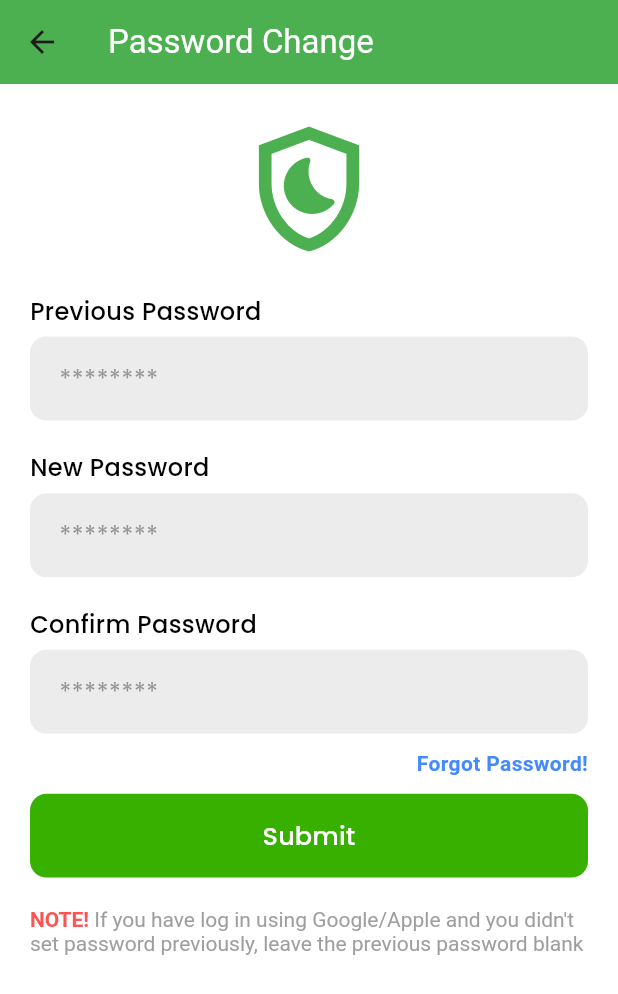
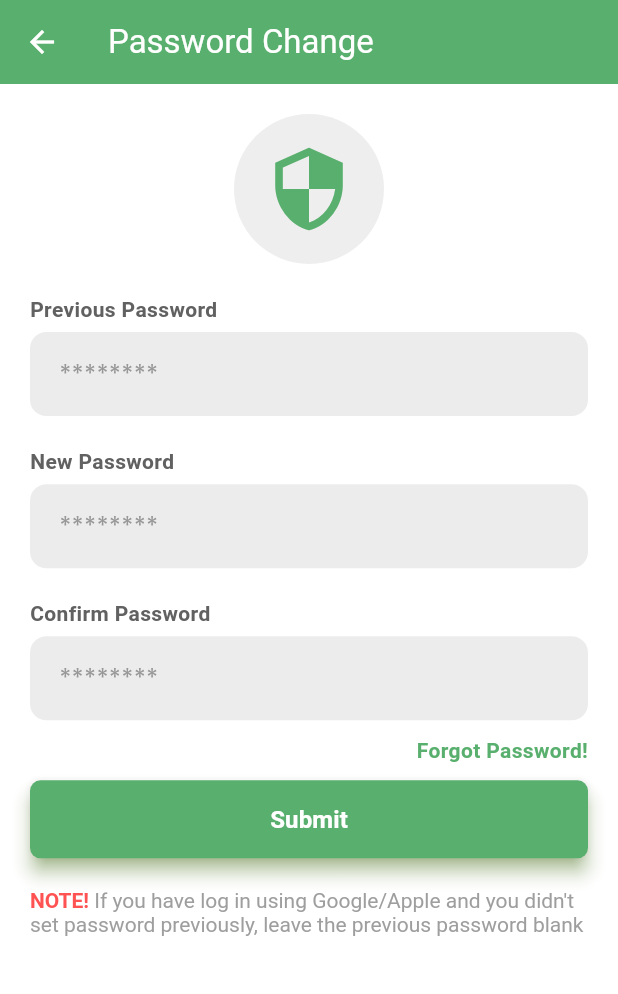
Before and after one commit to IkramKhan-DevOps/seedswild_mobile, a Flutter app: the PasswordChangeScreen screen opened by its route, on a phone screen of 412 x 824 dp. Shown: the top 994 px of the screen. Run offline on Flutter 3.47's test engine with Material 3 defaults, Android fonts, the light colour scheme and no system bars; our stand-ins replace another_flushbar, cached_network_image, carousel_slider, flutter_rating_bar, flutter_svg, google_fonts and 2 more; accounts and stored records are empty; network calls fail.

Commit message:
UPDATES: design

```diff
--- a/lib/services/cart/cart_screen.dart
+++ b/lib/services/cart/cart_screen.dart
@@ -1,4 +1,5 @@
 import 'package:seedswild/core/app_export.dart';
+import 'package:seedswild/core/constants/colors.dart';
 import 'package:seedswild/utils/components/custom_button.dart';
 import 'package:seedswild/widgets/buttons.dart';
 import 'package:seedswild/widgets/empty.dart';
@@ -16,11 +17,11 @@ class CartScreen extends StatelessWidget {
     Provider.of<CartProvider>(context, listen: false).calculate();
 
     return Scaffold(
-      backgroundColor: ColorConstant.whiteA700,
+      backgroundColor: SeedsColor.background,
 
       // BAR
       appBar: AppBar(
-        backgroundColor: Colors.green,
+        backgroundColor: SeedsColor.primary,
         title: Text("Cart", style: TextStyle(color: Colors.white)),
         centerTitle: true,
       ),
--- a/lib/services/home/home_screen.dart
+++ b/lib/services/home/home_screen.dart
@@ -70,8 +70,8 @@ class _HomeScreenState extends State<HomeScreen> {
             } else if (snapshot.hasError) {
               return Center(child: Text("Error loading user data"));
             } else {
+
               var data = Provider.of<HomeProvider>(context).homeModel;
-
               return Padding(
                 padding: const EdgeInsets.all(14.0),
                 child: CustomScrollView(
@@ -85,7 +85,6 @@ class _HomeScreenState extends State<HomeScreen> {
 
                         Sales(
                           saleName: "C a t e g o r i e s",
-                          buttonTextName: 'See All',
                           onTap: () {},
                         ),
                         SizedBox(height: 20),
@@ -101,7 +100,6 @@ class _HomeScreenState extends State<HomeScreen> {
                             Navigator.pushNamed(
                                 context, AppRoutes.productsScreen);
                           },
-                          buttonTextName: 'See All',
                         ),
                         SizedBox(height: 10),
                         ProductCardList(
@@ -113,7 +111,6 @@ class _HomeScreenState extends State<HomeScreen> {
                         // TOP SALES
                         Sales(
                           saleName: 'T o p  R a t e d',
-                          buttonTextName: 'See All',
                           onTap: () {
                             Navigator.pushNamed(
                                 context, AppRoutes.productsScreen);
@@ -128,7 +125,6 @@ class _HomeScreenState extends State<HomeScreen> {
                         // TOP SALES
                         Sales(
                           saleName: 'M o s t  S a l e s',
-                          buttonTextName: 'See All',
                           onTap: () {
                             Navigator.pushNamed(
                                 context, AppRoutes.productsScreen);
--- a/lib/services/home/widgets/category_widgets.dart
+++ b/lib/services/home/widgets/category_widgets.dart
@@ -1,3 +1,4 @@
+import 'package:google_fonts/google_fonts.dart';
 import 'package:seedswild/core/app_export.dart';
 import 'package:seedswild/core/constants/colors.dart';
 import 'package:seedswild/data_layer/models/home_products_model.dart';
@@ -23,6 +24,7 @@ class CategoryCardList extends StatelessWidget {
               shrinkWrap: true,
               scrollDirection: Axis.horizontal,
               itemCount: categoryList.length ?? 0,
+              itemExtent: 80,
               itemBuilder: (context, index) {
                 dynamic category = categoryList[index];
                 if (category != null) {
@@ -94,7 +96,7 @@ class CategoryCardItem extends StatelessWidget {
           ),
           const SizedBox(height: 14),
           const SizedBox(height: 6),
-          Text(name),
+          Text(name, maxLines: 1, style: GoogleFonts.aBeeZee(fontSize: 12), overflow: TextOverflow.ellipsis),
         ],
       ),
     );
--- a/lib/services/home/widgets/product widget/banner.dart
+++ b/lib/services/home/widgets/product widget/banner.dart
@@ -7,11 +7,9 @@ class Sales extends StatelessWidget {
     Key? key,
     required this.saleName,
     required this.onTap,
-    required this.buttonTextName,
   }) : super(key: key);
 
   final String saleName;
-  final String buttonTextName;
   final VoidCallback onTap;
 
   @override
--- a/lib/services/products/products_screen.dart
+++ b/lib/services/products/products_screen.dart
@@ -18,7 +18,8 @@ class ProductsScreen extends StatelessWidget {
   Widget build(BuildContext context) {
     return Scaffold(
       backgroundColor: SeedsColor.background,
-      body: Padding(
+      body: SafeArea(
+        child: Padding(
           padding: EdgeInsets.all(20),
           child: FutureBuilder(
             future:
@@ -45,7 +46,7 @@ class ProductsScreen extends StatelessWidget {
                       focusNode: FocusNode(),
                       hintText: "Search Products",
                       prefix: Container(
-                      margin: getMargin(all: 16),
+                        margin: EdgeInsets.only(left: 5, right: 5),
                         child: InkWell(
                           onTap: () {
                             showModalBottomSheet(
@@ -117,6 +118,7 @@ class ProductsScreen extends StatelessWidget {
             },
           ),
         ),
+      ),
     );
   }
 }
--- a/lib/services/products/widgets/products_category_widgets.dart
+++ b/lib/services/products/widgets/products_category_widgets.dart
@@ -1,4 +1,4 @@
-import 'package:seedswild/core/constants/colors.dart';
+import 'package:google_fonts/google_fonts.dart';
 import 'package:seedswild/services/products/provider/products_provider.dart';
 import 'package:flutter/material.dart';
 import 'package:provider/provider.dart';
@@ -17,6 +17,7 @@ class ProductCategoryCardList extends StatelessWidget {
         children: [
           Expanded(
             child: ListView.builder(
+              itemExtent: 80,
               shrinkWrap: true,
               scrollDirection: Axis.horizontal,
               itemCount: categoryList.length ?? 0,
@@ -87,9 +88,8 @@ class ProductCategoryCardItem extends StatelessWidget {
               ),
             ),
           ),
-          const SizedBox(height: 14),
           const SizedBox(height: 6),
-          Text(name),
+          Text(name, style: GoogleFonts.aBeeZee(), overflow: TextOverflow.ellipsis),
         ],
       ),
     );
--- a/lib/services/settings/password_change_screen.dart
+++ b/lib/services/settings/password_change_screen.dart
@@ -1,3 +1,4 @@
+import 'package:google_fonts/google_fonts.dart';
 import 'package:seedswild/core/app_export.dart';
 import 'package:seedswild/services/settings/statemanagement/password_change_provider.dart';
 import 'package:seedswild/utils/components/custom_button.dart';
@@ -5,14 +6,14 @@ import 'package:seedswild/utils/components/custom_text_form_field.dart';
 import 'package:flutter/material.dart';
 import 'package:provider/provider.dart';
 
+import '../../core/constants/colors.dart';
+
 class PasswordChangeScreen extends StatefulWidget {
-
   @override
   State<PasswordChangeScreen> createState() => _PasswordChangeScreenState();
 }
 
 class _PasswordChangeScreenState extends State<PasswordChangeScreen> {
-
   TextEditingController previousPasswordController = TextEditingController();
   TextEditingController newPasswordController = TextEditingController();
   TextEditingController confirmPasswordController = TextEditingController();
@@ -43,8 +44,15 @@ class _PasswordChangeScreenState extends State<PasswordChangeScreen> {
       //app bar
       appBar: AppBar(
         title: Text("Password Change", style: TextStyle(color: Colors.white)),
-        backgroundColor: Colors.green,
+        backgroundColor: SeedsColor.primary,
         elevation: 0,
+        leading: InkWell(
+          onTap: () => Navigator.pop(context),
+          child: Icon(
+            Icons.arrow_back,
+            color: Colors.white,
+          ),
+        ),
       ),
 
       //body
@@ -55,16 +63,31 @@ class _PasswordChangeScreenState extends State<PasswordChangeScreen> {
 
           // FIELDS
           children: [
-
-            Center(
-              child: Icon(
-                Icons.shield_moon_outlined, size: 100, color: Colors.green,
+            Align(
+              alignment: Alignment.center,
+              child: Container(
+                padding: EdgeInsets.all(20),
+                decoration: BoxDecoration(
+                  color: Colors.grey[200],
+                  borderRadius: BorderRadius.circular(70),
+                ),
+                child: Icon(
+                  Icons.security,
+                  size: 60,
+                  color: SeedsColor.primary,
+                ),
               ),
             ),
             SizedBox(height: 20),
 
             //previous password
-            Text("Previous Password", style: AppStyle.txtPoppinsMedium15),
+            Text(
+              "Previous Password",
+              style: GoogleFonts.aBeeZee(
+                fontWeight: FontWeight.bold,
+                color: Colors.grey[700],
+              ),
+            ),
             CustomTextFormField(
               controller: previousPasswordController,
               focusNode: previousPasswordNode,
@@ -75,7 +98,13 @@ class _PasswordChangeScreenState extends State<PasswordChangeScreen> {
             SizedBox(height: 20),
 
             //previous password
-            Text("New Password", style: AppStyle.txtPoppinsMedium15),
+            Text(
+              "New Password",
+              style: GoogleFonts.aBeeZee(
+                fontWeight: FontWeight.bold,
+                color: Colors.grey[700],
+              ),
+            ),
             CustomTextFormField(
               controller: newPasswordController,
               focusNode: newPasswordNode,
@@ -86,7 +115,13 @@ class _PasswordChangeScreenState extends State<PasswordChangeScreen> {
             SizedBox(height: 20),
 
             //previous password
-            Text("Confirm Password", style: AppStyle.txtPoppinsMedium15),
+            Text(
+              "Confirm Password",
+              style: GoogleFonts.aBeeZee(
+                fontWeight: FontWeight.bold,
+                color: Colors.grey[700],
+              ),
+            ),
             CustomTextFormField(
               controller: confirmPasswordController,
               focusNode: confirmPasswordNode,
@@ -108,19 +143,25 @@ class _PasswordChangeScreenState extends State<PasswordChangeScreen> {
                   "Forgot Password!",
                   overflow: TextOverflow.ellipsis,
                   textAlign: TextAlign.left,
-                  style: TextStyle(
-                    color: Colors.blueAccent,
-                    fontWeight: FontWeight.w600
-                  ),
+                  style: GoogleFonts.aBeeZee(
+                      color: SeedsColor.primary, fontWeight: FontWeight.w600),
                 ),
               ),
             ),
             SizedBox(height: 10),
 
-            CustomButton(
-              height: getVerticalSize(52),
-              text: "Submit",
-              onTap: (){
+            ElevatedButton(
+              style: ElevatedButton.styleFrom(
+                backgroundColor: SeedsColor.primary,
+                foregroundColor: Colors.white,
+                elevation: 5,
+                shape: RoundedRectangleBorder(
+                  borderRadius: BorderRadius.circular(7),
+                ),
+                shadowColor: Colors.lightGreen,
+                minimumSize: Size(double.infinity, 52),
+              ),
+              onPressed: () {
                 Map data = {
                   "old_password": previousPasswordController.text.toString(),
                   "new_password1": newPasswordController.text.toString(),
@@ -128,6 +169,13 @@ class _PasswordChangeScreenState extends State<PasswordChangeScreen> {
                 };
                 provider.postPasswordChangeAPICall(context, data);
               },
+              child: Text(
+                "Submit",
+                style: GoogleFonts.aBeeZee(
+                  fontWeight: FontWeight.bold,
+                  fontSize: 16,
+                ),
+              ),
             ),
             SizedBox(height: 20),
 
@@ -137,23 +185,21 @@ class _PasswordChangeScreenState extends State<PasswordChangeScreen> {
                   children: [
                     TextSpan(
                       text: "NOTE! ",
-                      style: TextStyle(
+                      style: GoogleFonts.aBeeZee(
                         color: Colors.redAccent,
-                        fontWeight: FontWeight.bold
-                      )
+                        fontWeight: FontWeight.bold,
+                      ),
                     ),
                     TextSpan(
-                      text: "If you have log in using Google/Apple and you didn't set "
+                      text:
+                          "If you have log in using Google/Apple and you didn't set "
                           "password previously, leave the previous password blank",
-                      style: TextStyle(
-                        color: Colors.grey
-                      )
-                    )
-                  ]
+                      style: GoogleFonts.aBeeZee(color: Colors.grey, fontSize: 14),
+                    ),
+                  ],
                 ),
               ),
             ),
-
           ],
         ),
       ),
```
Also changed, not shown: lib/services/home/widgets/product_widgets.dart (+22 -12 lines), lib/services/products/widgets/products_search_drawer.dart (+53 -66 lines), lib/services/settings/components/menu_tile.dart (+21 -13 lines), lib/services/settings/profile_screen.dart (+53 -16 lines), lib/services/settings/settings_screen.dart (+27 -9 lines), lib/utils/components/custom_search_view.dart (+13 -24 lines), lib/widgets/form_fields.dart (+9 -19 lines). Lines whose indentation alone changed are shown as unchanged.
